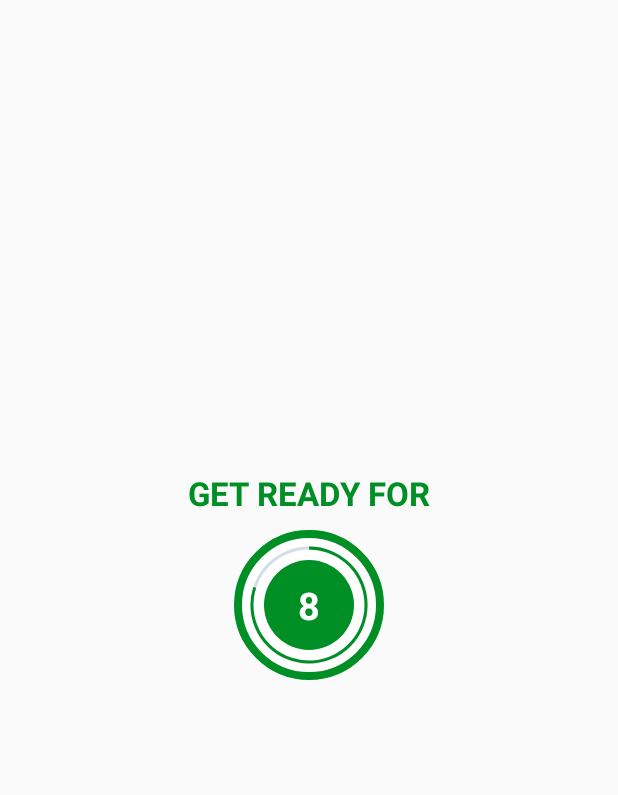
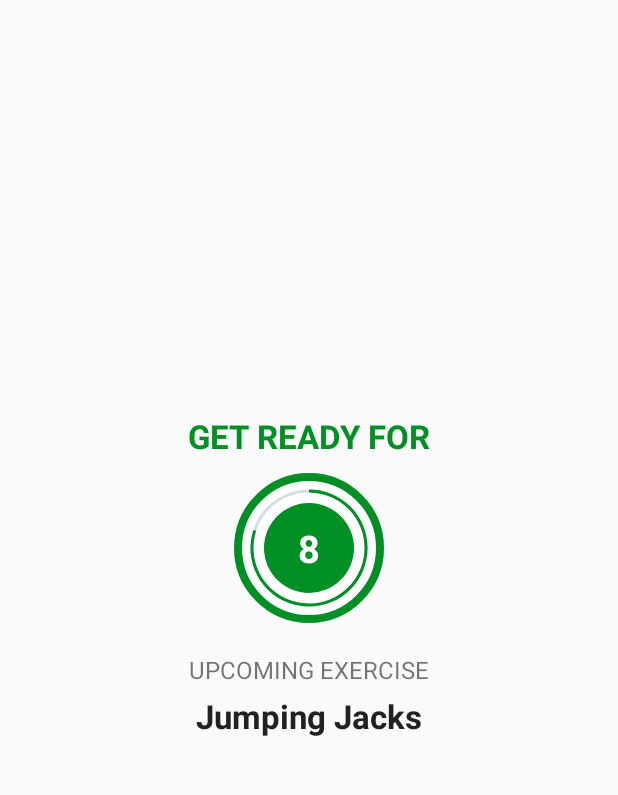
Before and after one commit to lazyCodes7/7-Min-Workout, an Android app: the ExerciseActivity screen opened directly, with no data from a screen before it, on a phone screen of 412 x 824 dp, the part 84-879 px from its top. Run offline under Robolectric (Android 15) with nearby library versions, the phone set to English and light mode, and no system bars.

Commit message:
Added workouts and text to speech recognition

```diff
--- /dev/null
+++ b/7 MIn Workout/app/src/main/java/com/sevenminuteworkout/Constants.kt
@@ -0,0 +1,75 @@
+package com.sevenminuteworkout
+
+class Constants {
+    companion object{
+        fun defaultExerciseList():ArrayList<ExerciseModel> {
+            val exerciseList = ArrayList<ExerciseModel>()
+            val jumpingJacks =
+                ExerciseModel(1, "Jumping Jacks", R.drawable.ic_jumping_jacks, false, false)
+            exerciseList.add(jumpingJacks)
+
+            val wallSit = ExerciseModel(2, "Wall Sit", R.drawable.ic_wall_sit, false, false)
+            exerciseList.add(wallSit)
+
+            val pushUp = ExerciseModel(3, "Push Up", R.drawable.ic_push_up, false, false)
+            exerciseList.add(pushUp)
+
+            val abdominalCrunch =
+                ExerciseModel(4, "Abdominal Crunch", R.drawable.ic_abdominal_crunch, false, false)
+            exerciseList.add(abdominalCrunch)
+
+            val stepUpOnChair =
+                ExerciseModel(
+                    5,
+                    "Step-Up onto Chair",
+                    R.drawable.ic_step_up_onto_chair,
+                    false,
+                    false
+                )
+            exerciseList.add(stepUpOnChair)
+
+            val squat = ExerciseModel(6, "Squat", R.drawable.ic_squat, false, false)
+            exerciseList.add(squat)
+
+            val tricepDipOnChair =
+                ExerciseModel(
+                    7,
+                    "Tricep Dip On Chair",
+                    R.drawable.ic_triceps_dip_on_chair,
+                    false,
+                    false
+                )
+            exerciseList.add(tricepDipOnChair)
+
+            val plank = ExerciseModel(8, "Plank", R.drawable.ic_plank, false, false)
+            exerciseList.add(plank)
+
+            val highKneesRunningInPlace =
+                ExerciseModel(
+                    9, "High Knees Running In Place",
+                    R.drawable.ic_high_knees_running_in_place,
+                    false,
+                    false
+                )
+            exerciseList.add(highKneesRunningInPlace)
+
+            val lunges = ExerciseModel(10, "Lunges", R.drawable.ic_lunge, false, false)
+            exerciseList.add(lunges)
+
+            val pushupAndRotation =
+                ExerciseModel(
+                    11,
+                    "Push up and Rotation",
+                    R.drawable.ic_push_up_and_rotation,
+                    false,
+                    false
+                )
+            exerciseList.add(pushupAndRotation)
+
+            val sidePlank = ExerciseModel(12, "Side Plank", R.drawable.ic_side_plank, false, false)
+            exerciseList.add(sidePlank)
+            return exerciseList
+        }
+
+    }
+}
--- a/7 MIn Workout/app/src/main/java/com/sevenminuteworkout/ExerciseActivity.kt
+++ b/7 MIn Workout/app/src/main/java/com/sevenminuteworkout/ExerciseActivity.kt
@@ -2,22 +2,25 @@
 
 import android.os.Bundle
 import android.os.CountDownTimer
+import android.speech.tts.TextToSpeech
 import android.view.View
 import android.widget.Toast
 import androidx.appcompat.app.AppCompatActivity
 import kotlinx.android.synthetic.main.activity_exercise.*
 
 //TODO(Step 1 - Add an ExerciseActivity.)-->
-class ExerciseActivity : AppCompatActivity() {
+class ExerciseActivity : AppCompatActivity(),TextToSpeech.OnInitListener {
+    private var tts: TextToSpeech? = null
     private var restTimer: CountDownTimer? = null
     private var restProgress = 0
     private var restExerciseTimer : CountDownTimer? = null
     private var restExerciseProgress = 0
-
+    private var exerciseList : ArrayList<ExerciseModel>? = null
+    private var currentExercisePosition = -1
     override fun onCreate(savedInstanceState: Bundle?) {
         super.onCreate(savedInstanceState)
         setContentView(R.layout.activity_exercise)
-
+        tts = TextToSpeech(this,this)
         //TODO(Step 5 - Setting up the action bar using the toolbar and adding a back arrow button to it.)-->
         //START
         setSupportActionBar(toolbar_exercise_activity)
@@ -26,23 +29,30 @@
         toolbar_exercise_activity.setNavigationOnClickListener {
             onBackPressed()
         }
-        llExerciseView.visibility = View.GONE
+
+        exerciseList = Constants.defaultExerciseList()
         setupRestView()
 
         //END
     }
 
     override fun onDestroy() {
+        if(tts!=null){
+            tts!!.stop()
+            tts!!.shutdown()
+        }
         if(restTimer!=null){
             restProgress=0
             restTimer!!.cancel()
-            super.onDestroy()
+
 
         }
         if(restExerciseTimer!=null){
             restExerciseProgress=0
             restExerciseTimer!!.cancel()
+
         }
+        super.onDestroy()
     }
 
 
@@ -59,6 +69,8 @@
                 Toast.makeText(this@ExerciseActivity,"You will know start the exercise",Toast.LENGTH_SHORT).show()
                 llRestView.visibility = View.GONE
                 llExerciseView.visibility=View.VISIBLE
+                currentExercisePosition++
+
                 setupExerciseRestView()
 
             }
@@ -66,20 +78,31 @@
 
     }
     private fun setupRestView(){
+        llExerciseView.visibility=View.GONE
+        llRestView.visibility=View.VISIBLE
         if(restTimer!=null){
             restTimer!!.cancel()
             restProgress=0
         }
+        tvUpcomingExercise.text = exerciseList!![currentExercisePosition+1].getName()
         restProgressBar()
     }
     private fun setupExerciseRestView(){
+
         if(restExerciseTimer!=null){
             restExerciseTimer!!.cancel()
             restExerciseProgress=0
         }
         restExerciseProgressBar()
+        tv_image.setImageResource(exerciseList!![currentExercisePosition].getImage())
+        tvExerciseName.text = exerciseList!![currentExercisePosition].getName()
+
     }
     private fun restExerciseProgressBar(){
+
+        speakOut(get_ready_for.text.toString())
+        speakOut(upcoming_Exercise.text.toString())
+        speakOut(tvUpcomingExercise.text.toString())
         progressExerciseBar.progress = restExerciseProgress
         restExerciseTimer = object : CountDownTimer(30000,1000){
             override fun onTick(millisUntilFinished: Long) {
@@ -89,9 +112,22 @@
             }
 
             override fun onFinish() {
-                Toast.makeText(this@ExerciseActivity,"You have finished this exercise",Toast.LENGTH_SHORT).show()
+                if(currentExercisePosition< exerciseList!!.size - 1){
+                        setupRestView()
+                }
+                else{
+                    Toast.makeText(this@ExerciseActivity,"You have finished the 7 Minute Workout",Toast.LENGTH_SHORT).show()
+                }
+
             }
         }.start()
 
     }
+
+    override fun onInit(status: Int) {
+
+    }
+    private fun speakOut(text: String){
+        tts!!.speak(text,TextToSpeech.QUEUE_FLUSH,null,"")
+    }
 }
--- a/7 MIn Workout/app/src/main/java/com/sevenminuteworkout/ExerciseModel.kt
+++ b/7 MIn Workout/app/src/main/java/com/sevenminuteworkout/ExerciseModel.kt
@@ -22,6 +22,13 @@
     fun getisCompleted():Boolean{
         return isCompleted
     }
+    fun setisCompleted(isCompleted: Boolean){
+        this.isCompleted = isCompleted
+
+    }
+    fun setisSelected(isSelected: Boolean){
+        this.isSelected = isSelected
+    }
     fun getisSelected():Boolean{
         return isSelected
     }
--- a/7 MIn Workout/app/src/main/res/layout/activity_exercise.xml
+++ b/7 MIn Workout/app/src/main/res/layout/activity_exercise.xml
@@ -36,6 +36,7 @@
             android:layout_width="wrap_content"
             android:layout_height="wrap_content"
             android:text="GET READY FOR"
+            android:id="@+id/get_ready_for"
             android:textColor="@color/colorAccent"
             android:textSize="22sp"
             android:textStyle="bold" />
@@ -76,17 +77,43 @@
                     tools:text="10" />
             </LinearLayout>
         </FrameLayout>
+        <TextView
+            android:layout_width="wrap_content"
+            android:layout_height="wrap_content"
+            android:layout_marginTop="20dp"
+            android:id="@+id/upcoming_Exercise"
+            android:text="UPCOMING EXERCISE"
+            android:textSize="16sp"/>
+        <TextView
+            android:layout_width="wrap_content"
+            android:layout_height="wrap_content"
+            android:layout_marginTop="5dp"
+            android:textColor="#212121"
+            android:textSize="22sp"
+            android:textStyle="bold"
+            android:text=""
+            android:id="@+id/tvUpcomingExercise"/>
     </LinearLayout>
     <LinearLayout
+        android:padding="10dp"
         android:id="@+id/llExerciseView"
         android:layout_width="match_parent"
         android:layout_height="match_parent"
         android:layout_below="@id/toolbar_exercise_activity"
         android:gravity="center"
         android:orientation="vertical"
-        android:visibility="visible">
+        android:visibility="gone">
+        <ImageView
+            android:layout_width="wrap_content"
+            android:id="@+id/tv_image"
+            android:src="@drawable/ic_jumping_jacks"
+            android:layout_height="0dp"
+            android:layout_weight="1"
+            android:contentDescription="@string/image"
+            android:scaleType="fitXY"/>
 
         <TextView
+            android:id="@+id/tvExerciseName"
             android:layout_width="wrap_content"
             android:layout_height="wrap_content"
             android:text="START WORKING FOR THE EXERCISE"
```
Also changed, not shown: 109 other files.
